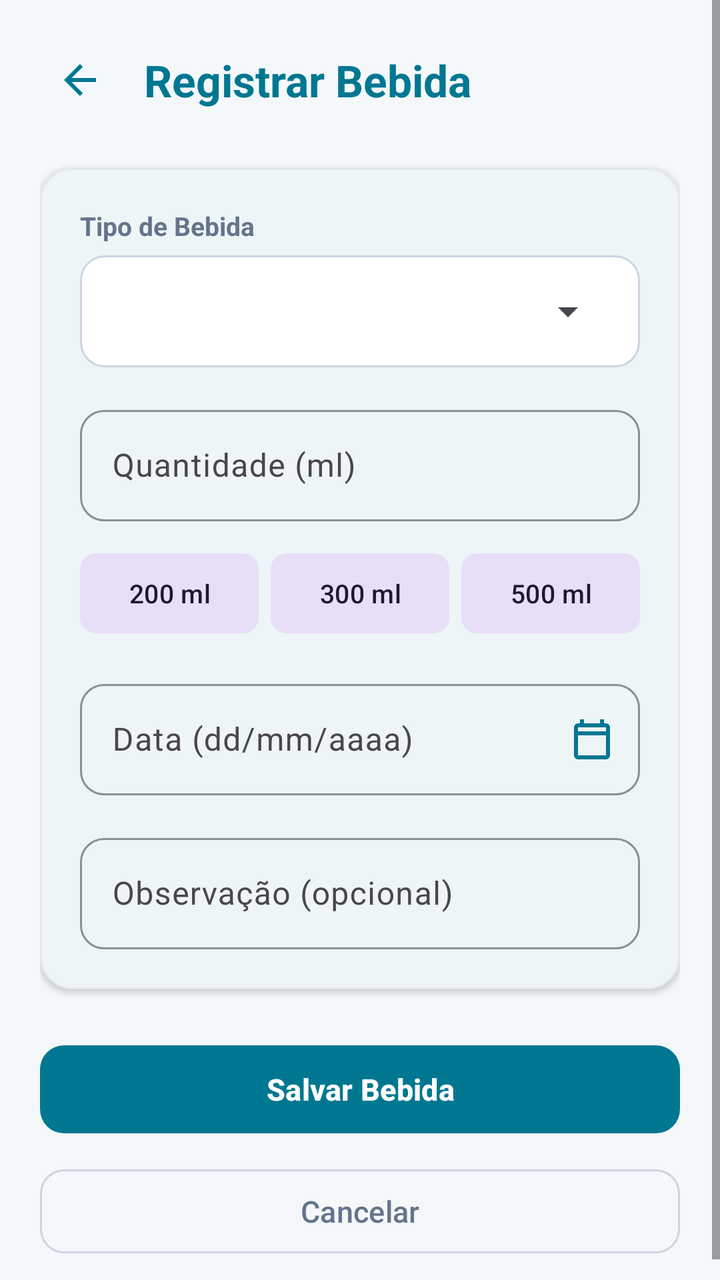
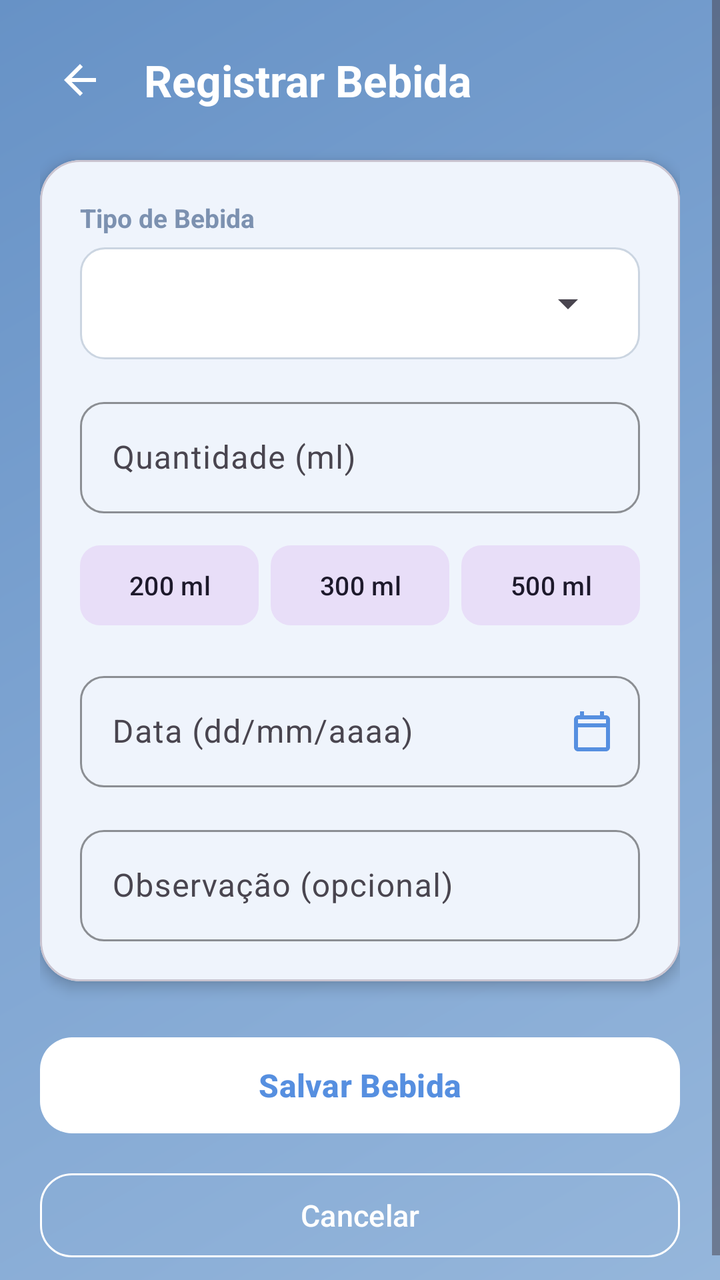

The first picture is an Android layout as it rendered before a commit; the second is the same layout after the commit. The layout source and the unified diff follow.
<!-- AndroidManifest.xml: application theme Theme.Hidratapp -->
<!-- res/layout/activity_cadastro_bebida.xml -->
<?xml version="1.0" encoding="utf-8"?>
<ScrollView xmlns:android="http://schemas.android.com/apk/res/android"
    xmlns:app="http://schemas.android.com/apk/res-auto"
    android:id="@+id/main"
    android:layout_width="match_parent"
    android:layout_height="match_parent"
    android:fillViewport="true"
    android:background="@color/wellness_bg">

    <LinearLayout
        android:layout_width="match_parent"
        android:layout_height="wrap_content"
        android:orientation="vertical"
        android:padding="20dp">

        
        <LinearLayout
            android:layout_width="match_parent"
            android:layout_height="wrap_content"
            android:gravity="center_vertical"
            android:orientation="horizontal"
            android:layout_marginBottom="24dp">

            <ImageButton
                android:id="@+id/btnHeaderVoltar"
                android:layout_width="40dp"
                android:layout_height="40dp"
                android:background="?attr/selectableItemBackgroundBorderless"
                android:contentDescription="Voltar"
                android:src="@drawable/ic_arrow_back"
                app:tint="@color/teal_primary" />

            <TextView
                android:id="@+id/tvTituloCadastro"
                android:layout_width="wrap_content"
                android:layout_height="wrap_content"
                android:layout_marginStart="12dp"
                android:text="Registrar Bebida"
                android:textColor="@color/teal_primary"
                android:textSize="22sp"
                android:textStyle="bold" />
        </LinearLayout>

        
        <com.google.android.material.card.MaterialCardView
            android:layout_width="match_parent"
            android:layout_height="wrap_content"
            android:layout_marginBottom="24dp"
            app:cardCornerRadius="16dp"
            app:cardElevation="2dp"
            app:strokeWidth="1dp"
            app:strokeColor="#E2E8F0"
            app:cardBackgroundColor="@color/wellness_card_bg">

            <LinearLayout
                android:layout_width="match_parent"
                android:layout_height="wrap_content"
                android:orientation="vertical"
                android:padding="20dp">

                <TextView
                    android:layout_width="wrap_content"
                    android:layout_height="wrap_content"
                    android:layout_marginBottom="6dp"
                    android:text="Tipo de Bebida"
                    android:textColor="@color/text_secondary"
                    android:textSize="13sp"
                    android:textStyle="bold" />

                
                <FrameLayout
                    android:layout_width="match_parent"
                    android:layout_height="wrap_content"
                    android:layout_marginBottom="16dp"
                    android:background="@drawable/spinner_background"
                    android:paddingHorizontal="12dp"
                    android:paddingVertical="4dp">

                    <Spinner
                        android:id="@+id/spTipo"
                        android:layout_width="match_parent"
                        android:layout_height="48dp"
                        android:spinnerMode="dropdown" />
                </FrameLayout>

                
                <com.google.android.material.textfield.TextInputLayout
                    android:id="@+id/tilMl"
                    style="@style/Widget.Material3.TextInputLayout.OutlinedBox"
                    android:layout_width="match_parent"
                    android:layout_height="wrap_content"
                    android:layout_marginBottom="12dp"
                    android:hint="Quantidade (ml)"
                    app:boxCornerRadiusBottomEnd="12dp"
                    app:boxCornerRadiusBottomStart="12dp"
                    app:boxCornerRadiusTopEnd="12dp"
                    app:boxCornerRadiusTopStart="12dp"
                    app:boxStrokeColor="@color/teal_primary">

                    <com.google.android.material.textfield.TextInputEditText
                        android:id="@+id/etMl"
                        android:layout_width="match_parent"
                        android:layout_height="wrap_content"
                        android:inputType="number"
                        android:textColor="@color/text_primary" />
                </com.google.android.material.textfield.TextInputLayout>

                
                <LinearLayout
                    android:layout_width="match_parent"
                    android:layout_height="wrap_content"
                    android:layout_marginBottom="16dp"
                    android:orientation="horizontal">

                    <com.google.android.material.button.MaterialButton
                        android:id="@+id/btn200"
                        style="@style/Widget.Material3.Button.TonalButton"
                        android:layout_width="0dp"
                        android:layout_height="wrap_content"
                        android:layout_marginEnd="6dp"
                        android:layout_weight="1"
                        android:text="200 ml"
                        android:textSize="13sp"
                        app:cornerRadius="8dp" />

                    <com.google.android.material.button.MaterialButton
                        android:id="@+id/btn300"
                        style="@style/Widget.Material3.Button.TonalButton"
                        android:layout_width="0dp"
                        android:layout_height="wrap_content"
                        android:layout_marginEnd="6dp"
                        android:layout_weight="1"
                        android:text="300 ml"
                        android:textSize="13sp"
                        app:cornerRadius="8dp" />

                    <com.google.android.material.button.MaterialButton
                        android:id="@+id/btn500"
                        style="@style/Widget.Material3.Button.TonalButton"
                        android:layout_width="0dp"
                        android:layout_height="wrap_content"
                        android:layout_weight="1"
                        android:text="500 ml"
                        android:textSize="13sp"
                        app:cornerRadius="8dp" />
                </LinearLayout>

                
                <com.google.android.material.textfield.TextInputLayout
                    android:id="@+id/tilData"
                    style="@style/Widget.Material3.TextInputLayout.OutlinedBox"
                    android:layout_width="match_parent"
                    android:layout_height="wrap_content"
                    android:layout_marginBottom="16dp"
                    android:hint="Data (dd/mm/aaaa)"
                    app:boxCornerRadiusBottomEnd="12dp"
                    app:boxCornerRadiusBottomStart="12dp"
                    app:boxCornerRadiusTopEnd="12dp"
                    app:boxCornerRadiusTopStart="12dp"
                    app:boxStrokeColor="@color/teal_primary"
                    app:endIconDrawable="@drawable/ic_calendar"
                    app:endIconMode="custom"
                    app:endIconTint="@color/teal_primary">

                    <com.google.android.material.textfield.TextInputEditText
                        android:id="@+id/etData"
                        android:layout_width="match_parent"
                        android:layout_height="wrap_content"
                        android:focusable="false"
                        android:clickable="true"
                        android:inputType="none"
                        android:textColor="@color/text_primary" />
                </com.google.android.material.textfield.TextInputLayout>

                
                <com.google.android.material.textfield.TextInputLayout
                    android:id="@+id/tilObservacao"
                    style="@style/Widget.Material3.TextInputLayout.OutlinedBox"
                    android:layout_width="match_parent"
                    android:layout_height="wrap_content"
                    android:hint="Observação (opcional)"
                    app:boxCornerRadiusBottomEnd="12dp"
                    app:boxCornerRadiusBottomStart="12dp"
                    app:boxCornerRadiusTopEnd="12dp"
                    app:boxCornerRadiusTopStart="12dp"
                    app:boxStrokeColor="@color/teal_primary">

                    <com.google.android.material.textfield.TextInputEditText
                        android:id="@+id/etObservacao"
                        android:layout_width="match_parent"
                        android:layout_height="wrap_content"
                        android:inputType="textMultiLine"
                        android:maxLines="3"
                        android:textColor="@color/text_primary" />
                </com.google.android.material.textfield.TextInputLayout>

            </LinearLayout>
        </com.google.android.material.card.MaterialCardView>

        
        <com.google.android.material.button.MaterialButton
            android:id="@+id/btnSalvar"
            android:layout_width="match_parent"
            android:layout_height="52dp"
            android:layout_marginBottom="10dp"
            android:text="Salvar Bebida"
            android:textSize="15sp"
            android:textStyle="bold"
            app:cornerRadius="12dp" />

        <com.google.android.material.button.MaterialButton
            android:id="@+id/btnCancelar"
            style="@style/Widget.Material3.Button.OutlinedButton"
            android:layout_width="match_parent"
            android:layout_height="50dp"
            android:text="Cancelar"
            android:textColor="@color/text_secondary"
            android:textSize="15sp"
            app:cornerRadius="12dp"
            app:strokeColor="#CBD5E1" />

    </LinearLayout>
</ScrollView>
<!-- resources referenced by this layout -->
<resources>
  <color name="teal_primary">#007791</color>
  <color name="text_primary">#1E293B</color>
  <color name="text_secondary">#64748B</color>
  <color name="wellness_bg">#F4F8FA</color>
  <color name="wellness_card_bg">#FFFFFF</color>
  <!-- drawable ic_arrow_back (drawable) -->
  <vector xmlns:android="http://schemas.android.com/apk/res/android"
      android:width="24dp"
      android:height="24dp"
      android:viewportWidth="24"
      android:viewportHeight="24">
    <path
        android:fillColor="@color/teal_primary"
        android:pathData="M20,11H7.83l5.59,-5.59L12,4l-8,8 8,8 1.41,-1.41L7.83,13H20v-2z"/>
  </vector>
  <!-- drawable ic_calendar (drawable) -->
  <vector xmlns:android="http://schemas.android.com/apk/res/android"
      android:width="24dp"
      android:height="24dp"
      android:viewportWidth="24"
      android:viewportHeight="24">
    <path
        android:fillColor="@color/teal_primary"
        android:pathData="M19,4h-1V2h-2v2H8V2H6v2H5c-1.11,0 -1.99,0.9 -1.99,2L3,20c0,1.1 0.89,2 2,2h14c1.1,0 2,-0.9 2,-2V6c0,-1.1 -0.9,-2 -2,-2zm0,16H5V10h14v10zm0,-12H5V6h14v2z"/>
  </vector>
  <!-- drawable spinner_background (drawable) -->
  <?xml version="1.0" encoding="utf-8"?>
  <shape xmlns:android="http://schemas.android.com/apk/res/android">
      <corners android:radius="12dp" />
      <stroke android:width="1dp" android:color="#CBD5E1" />
      <solid android:color="@color/wellness_card_bg" />
  </shape>
  <style name="Theme.Hidratapp" parent="Base.Theme.Hidratapp" />
  <style name="Base.Theme.Hidratapp" parent="Theme.Material3.DayNight.NoActionBar">
          <item name="colorPrimary">@color/teal_primary</item>
          <item name="colorOnPrimary">@color/white</item>
          <item name="colorPrimaryContainer">@color/teal_light</item>
          <item name="colorSecondary">@color/teal_accent</item>
          <item name="android:colorBackground">@color/wellness_bg</item>
          <item name="colorSurface">@color/wellness_card_bg</item>
      </style>
  <color name="white">#FFFFFFFF</color>
  <color name="teal_light">#E0F2F1</color>
  <color name="teal_accent">#0097A7</color>
</resources>

<!-- the commit's change to res/layout/activity_cadastro_bebida.xml (unified diff, before → after) -->
@@ -5,7 +5,7 @@
     android:layout_width="match_parent"
     android:layout_height="match_parent"
     android:fillViewport="true"
-    android:background="@color/wellness_bg">
+    android:background="@drawable/bg_wizard_gradient">
 
     <LinearLayout
         android:layout_width="match_parent"
@@ -19,7 +19,7 @@
             android:layout_height="wrap_content"
             android:gravity="center_vertical"
             android:orientation="horizontal"
-            android:layout_marginBottom="24dp">
+            android:layout_marginBottom="20dp">
 
             <ImageButton
                 android:id="@+id/btnHeaderVoltar"
@@ -28,7 +28,7 @@
                 android:background="?attr/selectableItemBackgroundBorderless"
                 android:contentDescription="Voltar"
                 android:src="@drawable/ic_arrow_back"
-                app:tint="@color/teal_primary" />
+                app:tint="@color/white" />
 
             <TextView
                 android:id="@+id/tvTituloCadastro"
@@ -36,7 +36,7 @@
                 android:layout_height="wrap_content"
                 android:layout_marginStart="12dp"
                 android:text="Registrar Bebida"
-                android:textColor="@color/teal_primary"
+                android:textColor="@color/white"
                 android:textSize="22sp"
                 android:textStyle="bold" />
         </LinearLayout>
@@ -46,11 +46,9 @@
             android:layout_width="match_parent"
             android:layout_height="wrap_content"
             android:layout_marginBottom="24dp"
-            app:cardCornerRadius="16dp"
-            app:cardElevation="2dp"
-            app:strokeWidth="1dp"
-            app:strokeColor="#E2E8F0"
-            app:cardBackgroundColor="@color/wellness_card_bg">
+            app:cardCornerRadius="20dp"
+            app:cardElevation="4dp"
+            app:cardBackgroundColor="@color/white">
 
             <LinearLayout
                 android:layout_width="match_parent"
@@ -121,7 +119,7 @@
                         android:layout_weight="1"
                         android:text="200 ml"
                         android:textSize="13sp"
-                        app:cornerRadius="8dp" />
+                        app:cornerRadius="10dp" />
 
                     <com.google.android.material.button.MaterialButton
                         android:id="@+id/btn300"
@@ -132,7 +130,7 @@
                         android:layout_weight="1"
                         android:text="300 ml"
                         android:textSize="13sp"
-                        app:cornerRadius="8dp" />
+                        app:cornerRadius="10dp" />
 
                     <com.google.android.material.button.MaterialButton
                         android:id="@+id/btn500"
@@ -142,7 +140,7 @@
                         android:layout_weight="1"
                         android:text="500 ml"
                         android:textSize="13sp"
-                        app:cornerRadius="8dp" />
+                        app:cornerRadius="10dp" />
                 </LinearLayout>
 
                 
@@ -166,8 +164,8 @@
                         android:id="@+id/etData"
                         android:layout_width="match_parent"
                         android:layout_height="wrap_content"
+                        android:clickable="true"
                         android:focusable="false"
-                        android:clickable="true"
                         android:inputType="none"
                         android:textColor="@color/text_primary" />
                 </com.google.android.material.textfield.TextInputLayout>
@@ -201,12 +199,14 @@
         <com.google.android.material.button.MaterialButton
             android:id="@+id/btnSalvar"
             android:layout_width="match_parent"
-            android:layout_height="52dp"
-            android:layout_marginBottom="10dp"
+            android:layout_height="56dp"
+            android:layout_marginBottom="12dp"
             android:text="Salvar Bebida"
-            android:textSize="15sp"
+            android:textColor="@color/teal_primary"
+            android:textSize="16sp"
             android:textStyle="bold"
-            app:cornerRadius="12dp" />
+            app:backgroundTint="@color/white"
+            app:cornerRadius="16dp" />
 
         <com.google.android.material.button.MaterialButton
             android:id="@+id/btnCancelar"
@@ -214,10 +214,10 @@
             android:layout_width="match_parent"
             android:layout_height="50dp"
             android:text="Cancelar"
-            android:textColor="@color/text_secondary"
+            android:textColor="@color/white"
             android:textSize="15sp"
-            app:cornerRadius="12dp"
-            app:strokeColor="#CBD5E1" />
+            app:strokeColor="@color/white"
+            app:cornerRadius="16dp" />
 
     </LinearLayout>
 </ScrollView>
<!-- resource entries referenced after the edit -->
@@ -1,9 +1,9 @@
 <!-- resources referenced by this layout -->
 <resources>
-  <color name="teal_primary">#007791</color>
-  <color name="text_primary">#1E293B</color>
-  <color name="text_secondary">#64748B</color>
-  <color name="wellness_bg">#F4F8FA</color>
+  <color name="teal_primary">#568FE0</color>
+  <color name="text_primary">#203E73</color>
+  <color name="text_secondary">#7C91B0</color>
+  <color name="wellness_bg">#EAF5FF</color>
   <color name="wellness_card_bg">#FFFFFF</color>
   <!-- drawable ic_arrow_back (drawable) -->
   <vector xmlns:android="http://schemas.android.com/apk/res/android"
@@ -42,7 +42,17 @@
           <item name="colorSurface">@color/wellness_card_bg</item>
       </style>
   <color name="white">#FFFFFFFF</color>
-  <color name="teal_light">#E0F2F1</color>
-  <color name="teal_accent">#0097A7</color>
+  <!-- drawable bg_wizard_gradient (drawable) -->
+  <?xml version="1.0" encoding="utf-8"?>
+  <shape xmlns:android="http://schemas.android.com/apk/res/android">
+      <gradient
+          android:angle="135"
+          android:startColor="#95b6db"
+          android:centerColor="#7fa5d2"
+          android:endColor="#6792c6"
+          android:type="linear" />
+  </shape>
+  <color name="teal_light">#EAF5FF</color>
+  <color name="teal_accent">#B8DCFA</color>
 </resources>
 
